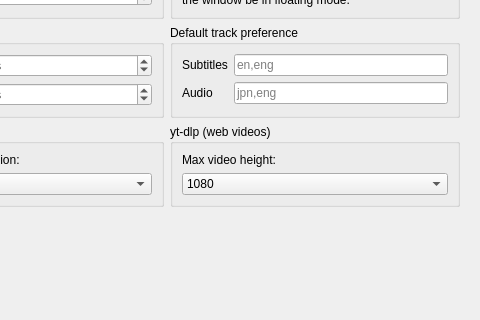
This is settingswindow.ui in mpc-qt/mpc-qt as Qt 5 draws it before an edit; both pictures show x 416 to 896 and y 175 to 495 of the 896 by 638 pixel window. The edited form follows.
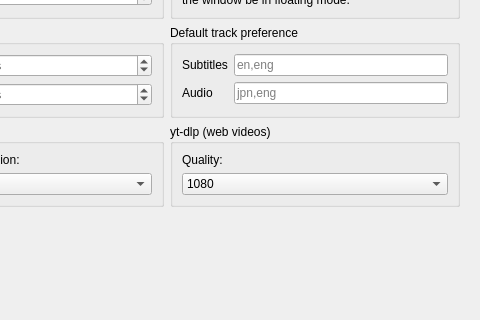
This is the edited form. The open tabs and pages were chosen to show the change.

The edit to the form file:
```diff
--- a/settingswindow.ui
+++ b/settingswindow.ui
@@ -1498,7 +1498,7 @@
               <item>
                <widget class="QLabel" name="ytdlpLabel">
                 <property name="text">
-                 <string>Max video height:</string>
+                 <string>Quality:</string>
                 </property>
                </widget>
               </item>
```
Left out of the diff: 11 changed lines with no effect on the pictures.
